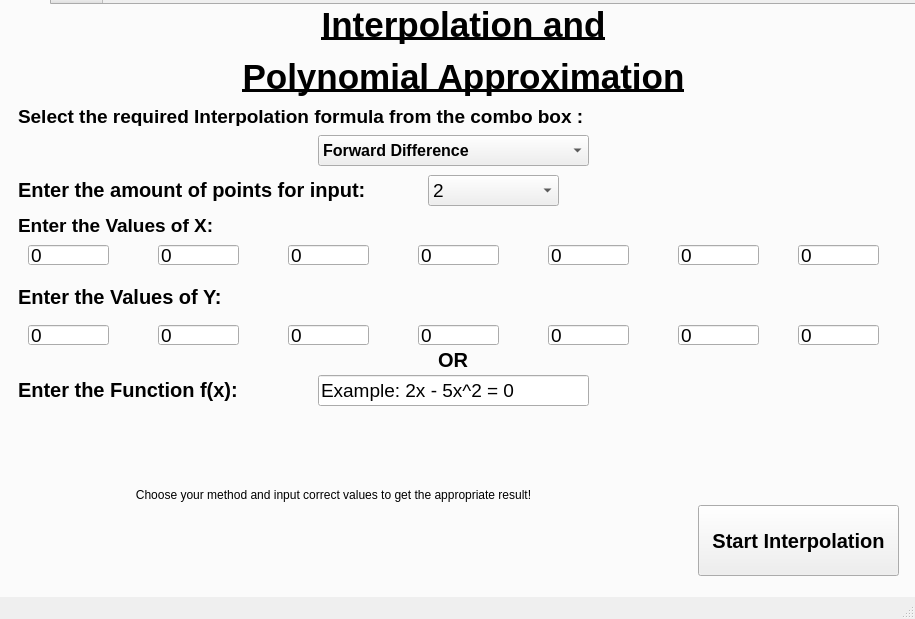
Old version of the form mainwindow.ui in the repository M-AliTanveer/Zephyr-2.0-Parallelized.
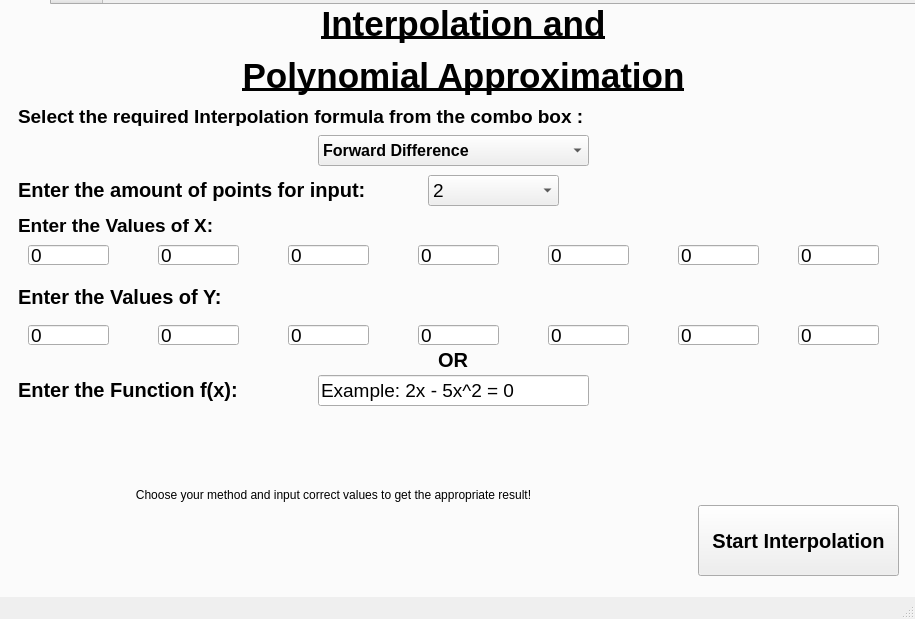
New version of the form.

Diff of the .ui file:
```diff
--- a/mainwindow.ui
+++ b/mainwindow.ui
@@ -67,9 +67,9 @@
       <property name="geometry">
        <rect>
         <x>230</x>
-        <y>0</y>
+        <y>-10</y>
         <width>471</width>
-        <height>91</height>
+        <height>111</height>
        </rect>
       </property>
       <property name="minimumSize">
```
